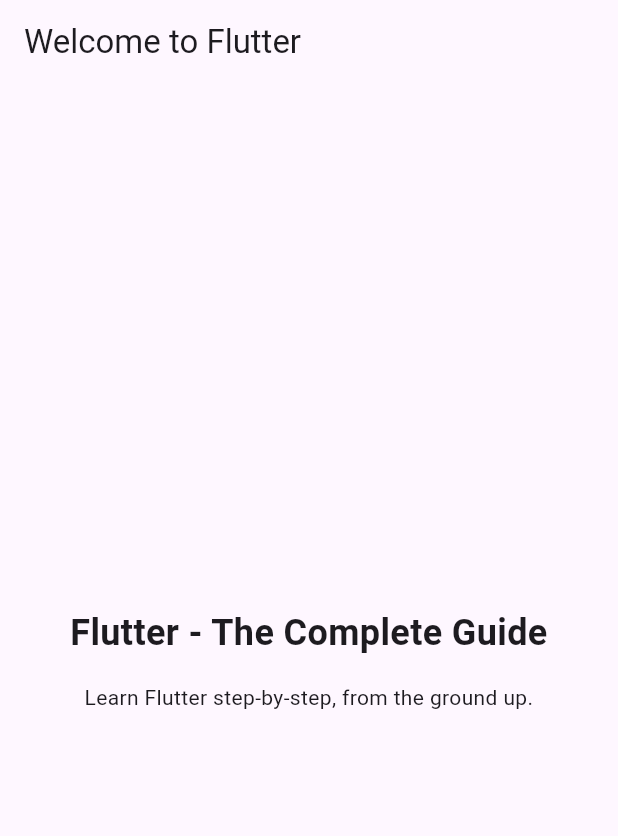
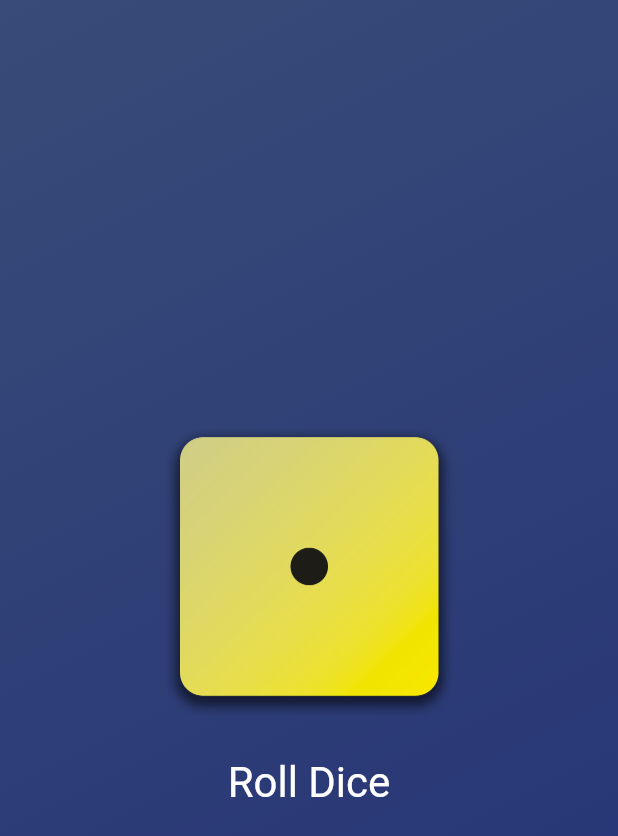
Before and after one commit to DeepakGunpal/flutter_academind, a Flutter app: the screen it shows after launch, on a phone screen of 412 x 824 dp. Shown: the top 836 px of the screen. Run offline on Flutter 3.47's test engine with Material 3 defaults, Android fonts, the phone set to English and light mode, and no system bars.

Commit message:
dice app done

```diff
--- /dev/null
+++ b/lib/dice_roller.dart
@@ -0,0 +1,51 @@
+import 'dart:math';
+
+import 'package:flutter/material.dart';
+
+var randomizer = Random(); // declared at the top to prevent creating multiple instances of Random
+
+class DiceRoller extends StatefulWidget {
+  const DiceRoller({super.key});
+  @override
+  State<DiceRoller> createState() {
+    return _DiceRollerState();
+  }
+}
+
+class _DiceRollerState extends State<DiceRoller> {
+  var activeDiceImage = 'assets/images/dice-1.png';
+  void rollDice() {
+    var diceRoll = randomizer.nextInt(6) + 1;
+    setState(() {
+      // activeDiceImage = 'assets/images/dice-${Random().nextInt(6) + 1}.png';
+      activeDiceImage = 'assets/images/dice-$diceRoll.png';
+    });
+  }
+
+  @override
+  Widget build(BuildContext context) {
+    return Column(
+      mainAxisSize: MainAxisSize.min,
+      children: [
+        Image.asset(
+          activeDiceImage,
+          width: 200,
+        ),
+        const SizedBox(height: 20),
+        TextButton(
+          onPressed: rollDice,
+          style: TextButton.styleFrom(
+            // padding: const EdgeInsets.only(
+            //   top: 20,
+            // ),
+            foregroundColor: Colors.white,
+            textStyle: const TextStyle(
+              fontSize: 28,
+            ),
+          ),
+          child: const Text("Roll Dice"),
+        ),
+      ],
+    );
+  }
+}
--- /dev/null
+++ b/lib/gradient_container.dart
@@ -0,0 +1,40 @@
+import 'package:first_app/dice_roller.dart';
+import 'package:flutter/material.dart';
+
+// const vs final
+// const - compile time constant
+// final - runtime constant
+
+const startAlignment = Alignment.topLeft; // compile time constant
+// final startAlignment = getAlignment(); // runtime constant
+const endAlignment = Alignment.bottomRight;
+
+class GradientContainer extends StatelessWidget {
+  const GradientContainer({super.key, required this.colors});
+
+  // multiple constructor function
+  const GradientContainer.defaultGradient({super.key})
+      : colors = const [
+          Color.fromARGB(202, 5, 30, 84),
+          Color.fromARGB(231, 12, 27, 105)
+        ];
+
+  final List<Color> colors;
+
+  @override
+  Widget build(BuildContext context) {
+    return Container(
+      decoration: BoxDecoration(
+        gradient: LinearGradient(
+          colors: colors,
+          begin: startAlignment,
+          end: endAlignment,
+        ),
+      ),
+      child: const Center(
+        // child: StyledText("Namaste World"),
+        child: DiceRoller(),
+      ),
+    );
+  }
+}
--- a/lib/main.dart
+++ b/lib/main.dart
@@ -1,54 +1,15 @@
+import 'package:first_app/gradient_container.dart';
 import 'package:flutter/material.dart';
 
 void main() {
-  runApp(const MyApp());
+  runApp(
+    const MaterialApp(
+      home: Scaffold(
+        body: GradientContainer(colors: [
+          Color.fromARGB(202, 5, 30, 84),
+          Color.fromARGB(231, 12, 27, 105)
+        ]),
+      ),
+    ),
+  );
 }
-
-// With Flutter, you create user interfaces by combining "widgets"
-// You'll learn all about them (and much more) throughout this course!
-class MyApp extends StatelessWidget {
-  const MyApp({super.key});
-
-  // Every custom widget must have a build() method
-  // It tells Flutter, which widgets make up your custom widget
-  // Again: You'll learn all about that throughout the course!
-  @override
-  Widget build(BuildContext context) {
-    // Below, a bunch of built-in widgets are used (provided by Flutter)
-    // They will be explained in the next sections
-    // In this course, you will, of course, not just use them a lot but
-    // also learn about many other widgets!
-    return MaterialApp(
-      title: 'Flutter First App',
-      theme: ThemeData(useMaterial3: true),
-      home: Scaffold(
-        appBar: AppBar(
-          title: const Text('Welcome to Flutter'),
-        ),
-        body: Container(
-          width: double.infinity,
-          padding: const EdgeInsets.all(12),
-          child: const Column(
-            mainAxisAlignment: MainAxisAlignment.center,
-            crossAxisAlignment: CrossAxisAlignment.center,
-            children: [
-              Text(
-                'Flutter - The Complete Guide',
-                textAlign: TextAlign.center,
-                style: TextStyle(
-                  fontSize: 24,
-                  fontWeight: FontWeight.bold,
-                ),
-              ),
-              SizedBox(height: 16),
-              Text(
-                'Learn Flutter step-by-step, from the ground up.',
-                textAlign: TextAlign.center,
-              ),
-            ],
-          ),
-        ),
-      ),
-    );
-  }
-}
--- /dev/null
+++ b/lib/styled_text.dart
@@ -0,0 +1,18 @@
+import 'package:flutter/material.dart';
+
+class StyledText extends StatelessWidget {
+  const StyledText(this.text, {super.key});
+
+  final String text;
+
+  @override
+  Widget build(BuildContext context) {
+    return Text(
+      text,
+      style: const TextStyle(
+        color: Colors.white,
+        fontSize: 40,
+      ),
+    );
+  }
+}
```
Also changed, not shown: pubspec.yaml (+9 -7 lines), assets/images/dice-1.png (added), assets/images/dice-2.png (added), assets/images/dice-3.png (added), assets/images/dice-4.png (added), assets/images/dice-5.png (added), assets/images/dice-6.png (added).
